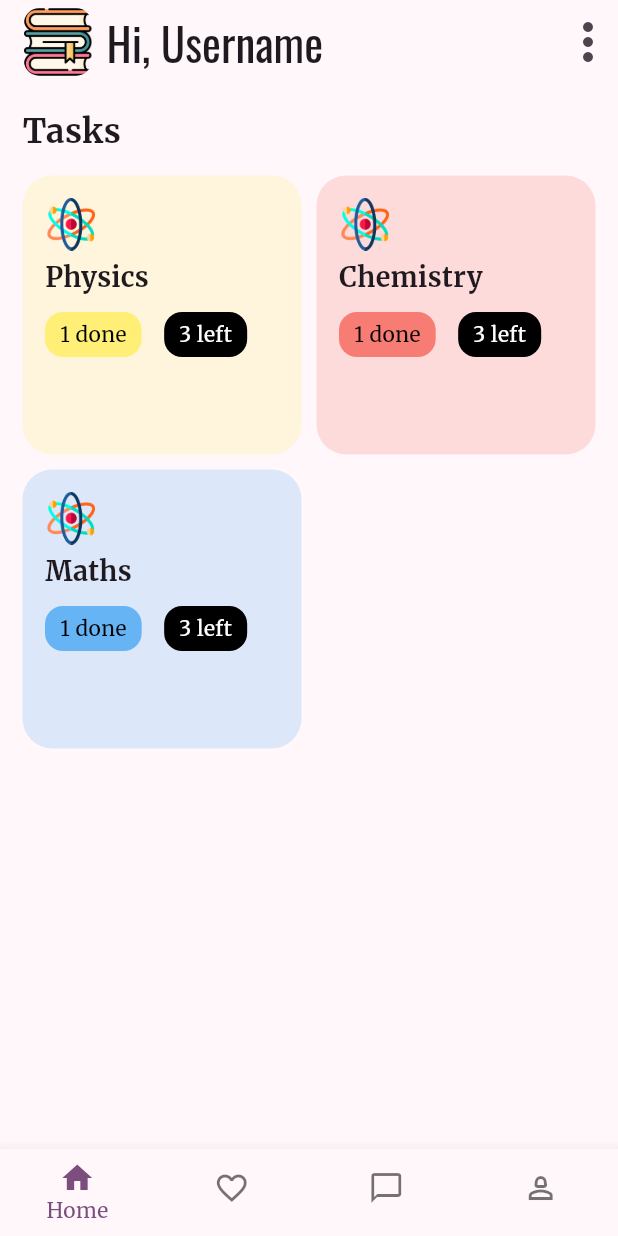
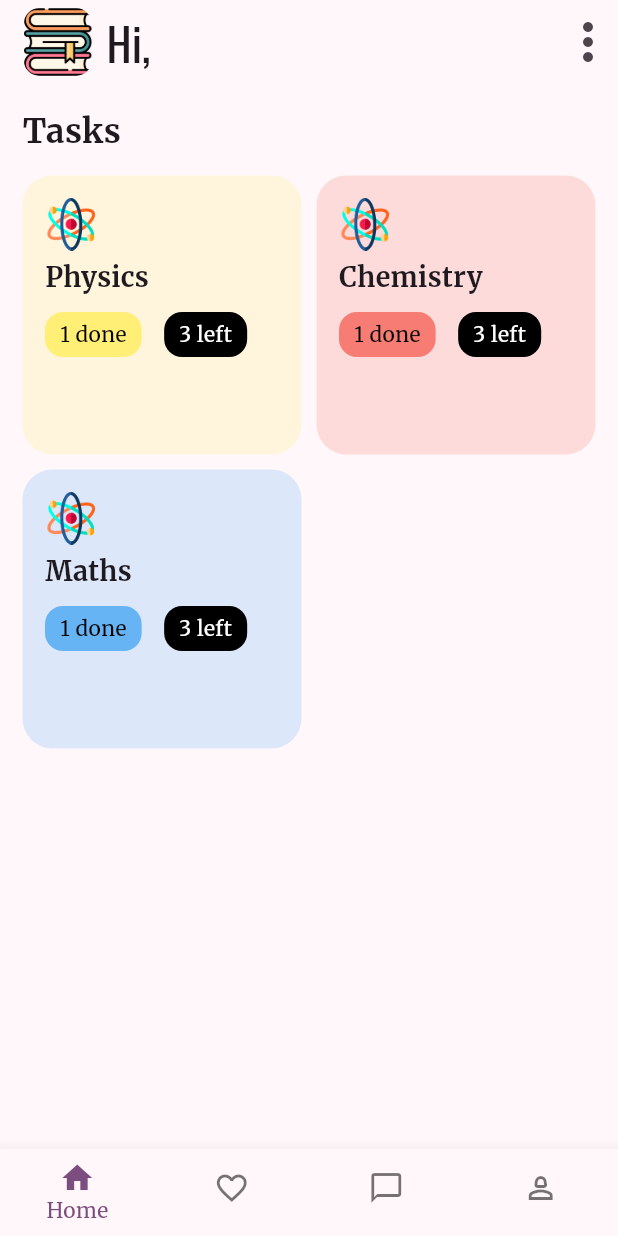
Before and after one commit to Abhishekkjainn/Studize, a Flutter app: the MainContainer screen opened directly, on a phone screen of 412 x 824 dp. Run offline on Flutter 3.47's test engine with Material 2 defaults, Android fonts, the phone set to English and light mode, and no system bars; our stand-ins replace firebase_auth, firebase_core, google_fonts, shared_preferences; accounts and stored records are empty.

```diff
--- a/lib/widgets/app_bar.dart
+++ b/lib/widgets/app_bar.dart
@@ -1,4 +1,5 @@
 import 'package:flutter/material.dart';
+import 'package:studize/constants/Globals.dart';
 
 class MainAppBar extends AppBar {
   MainAppBar({super.key});
@@ -25,7 +26,7 @@ class _MainAppBarState extends State<MainAppBar> {
           ),
           const SizedBox(width: 10),
           Text(
-            'Hi, Username',
+            'Hi, $username',
             style: Theme.of(context).textTheme.titleLarge,
             // style: TextStyle(
             //   color: Colors.black,
```
